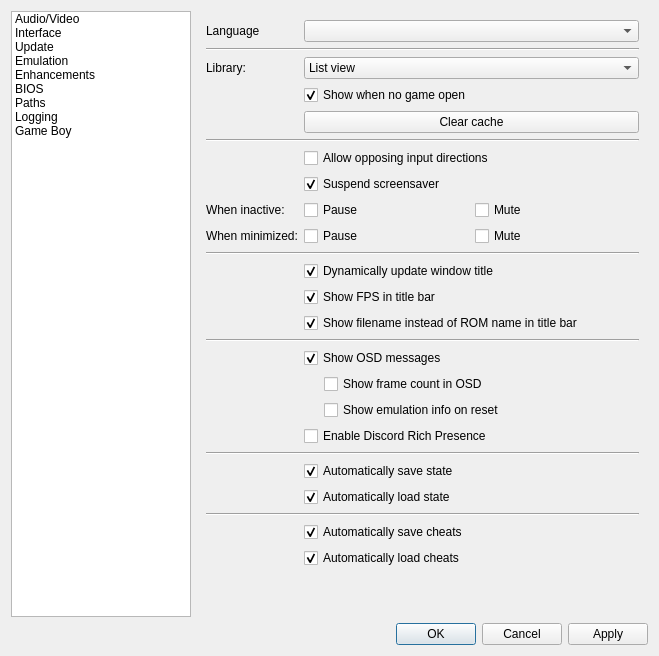
First picture: the form in Libretro/mgba/src/platform/qt/SettingsView.ui, repository kiddreads/Avalon-copy2, before the edit.
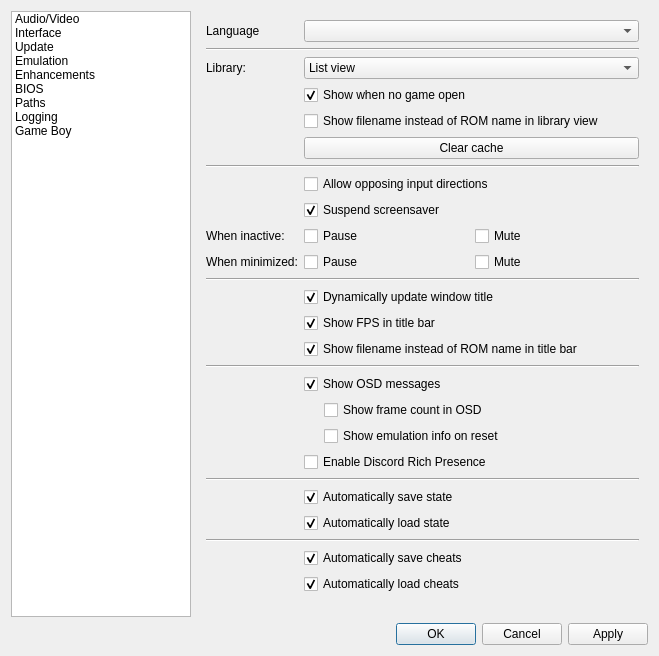
Second picture: the form after the edit. The open tabs and pages were chosen to show the change.

Commit message: Toggle to show filename or gamename in library mode

```diff
--- a/Libretro/mgba/src/platform/qt/SettingsView.ui
+++ b/Libretro/mgba/src/platform/qt/SettingsView.ui
@@ -564,27 +564,34 @@
         </widget>
        </item>
        <item row="4" column="1">
+        <widget class="QCheckBox" name="showFilenameInLibrary">
+         <property name="text">
+          <string>Show filename instead of ROM name in library view</string>
+         </property>
+        </widget>
+       </item>
+       <item row="5" column="1">
         <widget class="QPushButton" name="clearCache">
          <property name="text">
           <string>Clear cache</string>
          </property>
         </widget>
        </item>
-       <item row="5" column="0" colspan="2">
+       <item row="6" column="0" colspan="2">
         <widget class="Line" name="line_8">
          <property name="orientation">
           <enum>Qt::Horizontal</enum>
          </property>
         </widget>
        </item>
-       <item row="6" column="1">
+       <item row="7" column="1">
         <widget class="QCheckBox" name="allowOpposingDirections">
          <property name="text">
           <string>Allow opposing input directions</string>
          </property>
         </widget>
        </item>
-       <item row="7" column="1">
+       <item row="8" column="1">
         <widget class="QCheckBox" name="suspendScreensaver">
          <property name="text">
           <string>Suspend screensaver</string>
@@ -594,14 +601,14 @@
          </property>
         </widget>
        </item>
-       <item row="8" column="0">
+       <item row="9" column="0">
         <widget class="QLabel" name="label_41">
          <property name="text">
           <string>When inactive:</string>
          </property>
         </widget>
        </item>
-       <item row="8" column="1">
+       <item row="9" column="1">
         <layout class="QHBoxLayout" name="horizontalLayout_21">
          <item>
           <widget class="QCheckBox" name="pauseOnFocusLost">
@@ -619,14 +626,14 @@
          </item>
         </layout>
        </item>
-       <item row="9" column="0">
+       <item row="10" column="0">
         <widget class="QLabel" name="label_42">
          <property name="text">
           <string>When minimized:</string>
          </property>
         </widget>
        </item>
-       <item row="9" column="1">
+       <item row="10" column="1">
         <layout class="QHBoxLayout" name="horizontalLayout_24">
          <item>
           <widget class="QCheckBox" name="pauseOnMinimize">
@@ -644,14 +651,14 @@
          </item>
         </layout>
        </item>
-       <item row="10" column="0" colspan="2">
+       <item row="11" column="0" colspan="2">
         <widget class="Line" name="line_17">
          <property name="orientation">
           <enum>Qt::Horizontal</enum>
          </property>
         </widget>
        </item>
-       <item row="11" column="1">
+       <item row="12" column="1">
         <widget class="QCheckBox" name="dynamicTitle">
          <property name="text">
           <string>Dynamically update window title</string>
@@ -661,7 +668,7 @@
          </property>
         </widget>
        </item>
-       <item row="12" column="1">
+       <item row="13" column="1">
         <widget class="QCheckBox" name="showFps">
          <property name="text">
           <string>Show FPS in title bar</string>
@@ -671,7 +678,7 @@
          </property>
         </widget>
        </item>
-       <item row="13" column="1">
+       <item row="14" column="1">
         <widget class="QCheckBox" name="showFilename">
          <property name="text">
           <string>Show filename instead of ROM name in title bar</string>
@@ -681,14 +688,14 @@
          </property>
         </widget>
        </item>
-       <item row="14" column="0" colspan="2">
+       <item row="15" column="0" colspan="2">
         <widget class="Line" name="line_18">
          <property name="orientation">
           <enum>Qt::Horizontal</enum>
          </property>
         </widget>
        </item>
-       <item row="15" column="1">
+       <item row="16" column="1">
         <widget class="QCheckBox" name="showOSD">
          <property name="text">
           <string>Show OSD messages</string>
@@ -698,7 +705,7 @@
          </property>
         </widget>
        </item>
-       <item row="16" column="1">
+       <item row="17" column="1">
         <layout class="QVBoxLayout" name="osdDisplay">
          <property name="leftMargin">
           <number>20</number>
@@ -719,21 +726,21 @@
          </item>
         </layout>
        </item>
-       <item row="17" column="1">
+       <item row="18" column="1">
         <widget class="QCheckBox" name="useDiscordPresence">
          <property name="text">
           <string>Enable Discord Rich Presence</string>
          </property>
         </widget>
        </item>
-       <item row="18" column="0" colspan="2">
+       <item row="19" column="0" colspan="2">
         <widget class="Line" name="line_13">
          <property name="orientation">
           <enum>Qt::Horizontal</enum>
          </property>
         </widget>
        </item>
-       <item row="19" column="1">
+       <item row="20" column="1">
         <widget class="QCheckBox" name="autosave">
          <property name="text">
           <string>Automatically save state</string>
@@ -743,7 +750,7 @@
          </property>
         </widget>
        </item>
-       <item row="20" column="1">
+       <item row="21" column="1">
         <widget class="QCheckBox" name="autoload">
          <property name="text">
           <string>Automatically load state</string>
@@ -753,14 +760,14 @@
          </property>
         </widget>
        </item>
-       <item row="21" column="0" colspan="2">
+       <item row="22" column="0" colspan="2">
         <widget class="Line" name="line_16">
          <property name="orientation">
           <enum>Qt::Horizontal</enum>
          </property>
         </widget>
        </item>
-       <item row="22" column="1">
+       <item row="23" column="1">
         <widget class="QCheckBox" name="cheatAutosave">
          <property name="text">
           <string>Automatically save cheats</string>
@@ -770,7 +777,7 @@
          </property>
         </widget>
        </item>
-       <item row="23" column="1">
+       <item row="24" column="1">
         <widget class="QCheckBox" name="cheatAutoload">
          <property name="text">
           <string>Automatically load cheats</string>
```
Left out of the diff: 2 changed lines with no effect on the pictures. The commit also changes 6 other files.
